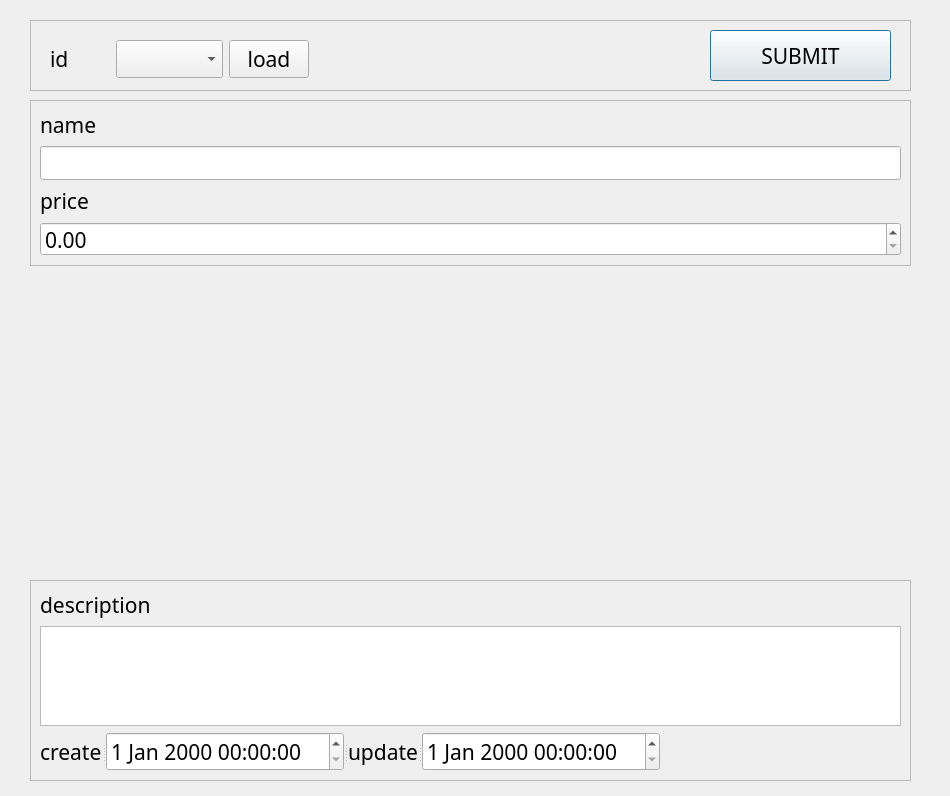
Qt form ui/spDialog.ui (SuhYeoJee/OrderManager) before a commit.
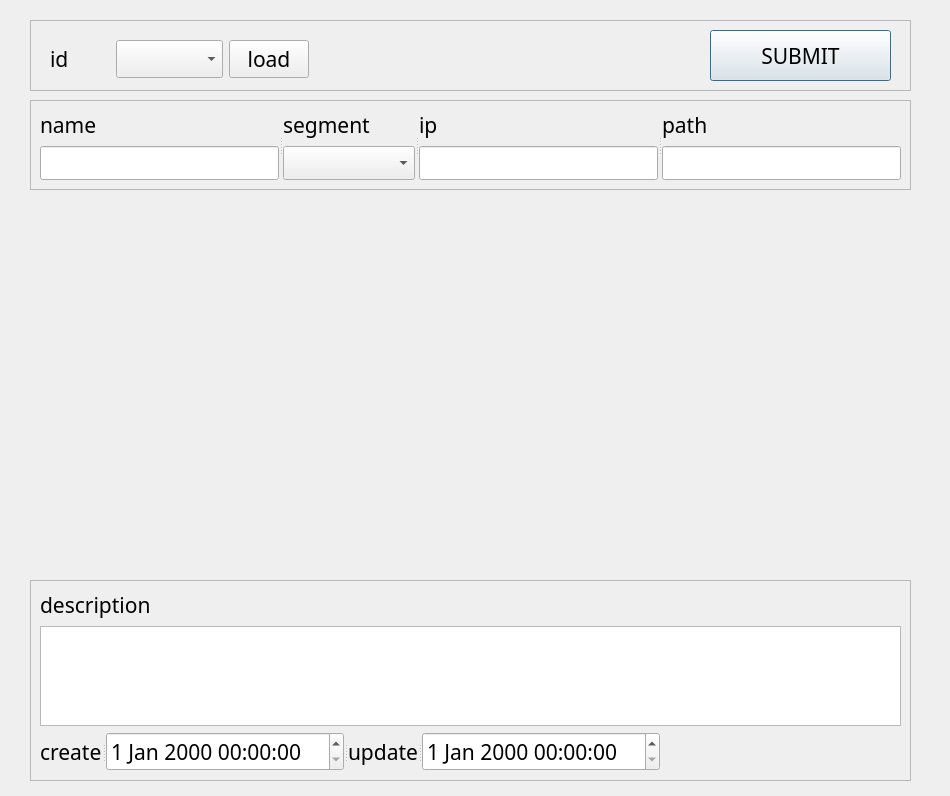
The same form after that commit.

```diff
--- a/ui/spDialog.ui
+++ b/ui/spDialog.ui
@@ -25,7 +25,7 @@
      <x>30</x>
      <y>100</y>
      <width>881</width>
-     <height>166</height>
+     <height>90</height>
     </rect>
    </property>
    <property name="frameShape">
@@ -36,6 +36,11 @@
    </property>
    <layout class="QGridLayout" name="gridLayout">
     <item row="0" column="0">
+     <widget class="QSplitter" name="splitter_2">
+      <property name="orientation">
+       <enum>Qt::Horizontal</enum>
+      </property>
+      <widget class="QWidget" name="">
      <layout class="QVBoxLayout" name="verticalLayout_5">
       <item>
        <widget class="QLabel" name="label_14">
@@ -45,23 +50,74 @@
        </widget>
       </item>
       <item>
-       <widget class="QLineEdit" name="nameLineEdit"/>
-      </item>
-     </layout>
-    </item>
-    <item row="1" column="0">
-     <layout class="QVBoxLayout" name="verticalLayout">
+         <widget class="QLineEdit" name="nameLineEdit">
+          <property name="maximumSize">
+           <size>
+            <width>500</width>
+            <height>16777215</height>
+           </size>
+          </property>
+         </widget>
+        </item>
+       </layout>
+      </widget>
+      <widget class="QWidget" name="">
+       <layout class="QVBoxLayout" name="verticalLayout_2">
+        <item>
+         <widget class="QLabel" name="label_18">
+          <property name="text">
+           <string>segment</string>
+          </property>
+         </widget>
+        </item>
       <item>
-       <widget class="QLabel" name="label_13">
+         <widget class="QComboBox" name="segmentComboBox"/>
+        </item>
+       </layout>
+      </widget>
+      <widget class="QWidget" name="layoutWidget_2">
+       <layout class="QVBoxLayout" name="verticalLayout_6">
+        <item>
+         <widget class="QLabel" name="label_19">
         <property name="text">
-         <string>price</string>
+           <string>ip</string>
         </property>
        </widget>
       </item>
       <item>
-       <widget class="QDoubleSpinBox" name="priceDoubleSpinBox"/>
-      </item>
-     </layout>
+         <widget class="QLineEdit" name="ipLineEdit">
+          <property name="maximumSize">
+           <size>
+            <width>500</width>
+            <height>16777215</height>
+           </size>
+          </property>
+         </widget>
+        </item>
+       </layout>
+      </widget>
+      <widget class="QWidget" name="layoutWidget_3">
+       <layout class="QVBoxLayout" name="verticalLayout_7">
+        <item>
+         <widget class="QLabel" name="label_20">
+          <property name="text">
+           <string>path</string>
+          </property>
+         </widget>
+        </item>
+        <item>
+         <widget class="QLineEdit" name="pathLineEdit">
+          <property name="maximumSize">
+           <size>
+            <width>500</width>
+            <height>16777215</height>
+           </size>
+          </property>
+         </widget>
+        </item>
+       </layout>
+      </widget>
+     </widget>
     </item>
    </layout>
   </widget>
```
Lines whose indentation alone changed are shown as unchanged.
